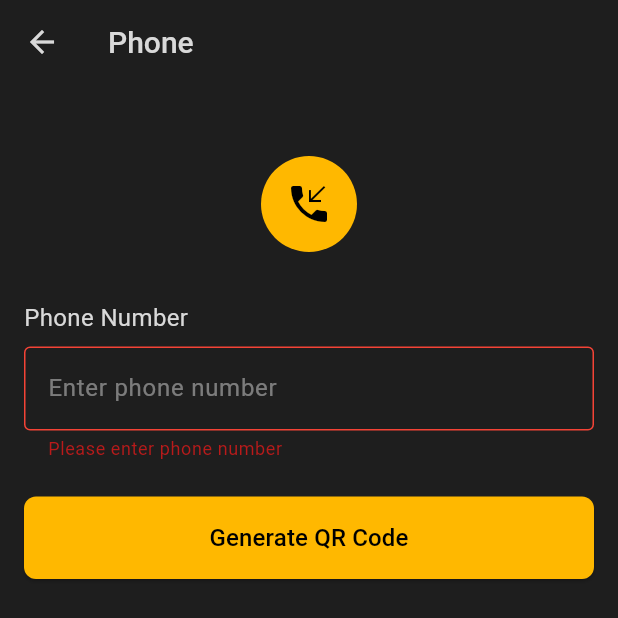
After one commit to GulayAdgzl/GenerateQr, a Flutter app: the TelephoneQrPage screen opened directly, after a tap on "Generate QR Code", on a phone screen of 412 x 824 dp. The commit adds this screen. Shown: the top 618 px of the screen. Run offline on Flutter 3.47's test engine with Material 3 defaults, Android fonts, the phone set to English and light mode, and no system bars; our stand-ins replace font_awesome_flutter, qr_flutter.

Commit message:
Add TelephoneQrPage for generating QR codes from phone numbers

```diff
--- a/generateqr/lib/view/generateqr/generate_qr_page.dart
+++ b/generateqr/lib/view/generateqr/generate_qr_page.dart
@@ -4,6 +4,7 @@ import 'package:generateqr/view/contactqr/contact_qr_page.dart';
 import 'package:generateqr/view/emailqr/email_qr_page.dart';
 import 'package:generateqr/view/eventqr/event_qr_page.dart';
 import 'package:generateqr/view/instagramqr/instagram_qr_page.dart';
+import 'package:generateqr/view/telephoneqr/telephone_qr_page.dart';
 import 'package:generateqr/view/textqr/text_qr_page.dart';
 import 'package:generateqr/view/twitterqr/twitter_qr_page.dart';
 import 'package:generateqr/view/websiteqr/website_qr.dart';
--- /dev/null
+++ b/generateqr/lib/view/telephoneqr/telephone_qr_page.dart
@@ -0,0 +1,193 @@
+import 'package:flutter/material.dart';
+import 'package:qr_flutter/qr_flutter.dart';
+
+class TelephoneQrPage extends StatefulWidget {
+  const TelephoneQrPage({super.key});
+
+  @override
+  State<TelephoneQrPage> createState() => _TelephoneQrPageState();
+}
+
+class _TelephoneQrPageState extends State<TelephoneQrPage> {
+  final TextEditingController _phoneController = TextEditingController();
+  String? qrData;
+  String? errorText;
+
+  @override
+  void dispose() {
+    _phoneController.dispose();
+    super.dispose();
+  }
+
+  bool isValidPhoneNumber(String phone) {
+    // Remove any spaces, dashes, or parentheses
+    final cleanPhone = phone.replaceAll(RegExp(r'[\s\-\(\)]'), '');
+    // Check if it starts with + and has 10-15 digits
+    return RegExp(r'^\+?\d{10,15}$').hasMatch(cleanPhone);
+  }
+
+  void generateQrCode() {
+    final phone = _phoneController.text.trim();
+
+    if (phone.isEmpty) {
+      setState(() {
+        errorText = 'Please enter phone number';
+        qrData = null;
+      });
+      return;
+    }
+
+    if (!isValidPhoneNumber(phone)) {
+      setState(() {
+        errorText = 'Please enter a valid phone number';
+        qrData = null;
+      });
+      return;
+    }
+
+    // Format phone number: remove any non-digit except + and ensure it starts with +
+    String formattedPhone = phone.replaceAll(RegExp(r'[^\d+]'), '');
+    if (!formattedPhone.startsWith('+')) {
+      formattedPhone = '+' + formattedPhone;
+    }
+
+    // Phone number format for QR code
+    setState(() {
+      errorText = null;
+      qrData = 'tel:$formattedPhone';
+    });
+  }
+
+  @override
+  Widget build(BuildContext context) {
+    return Scaffold(
+      backgroundColor: const Color(0xFF1E1E1E),
+      appBar: AppBar(
+        backgroundColor: Colors.transparent,
+        elevation: 0,
+        leading: IconButton(
+          icon: const Icon(
+            Icons.arrow_back,
+            color: Color(0xFFD9D9D9),
+          ),
+          onPressed: () => Navigator.pop(context),
+        ),
+        title: const Text(
+          'Phone',
+          style: TextStyle(
+            color: Color(0xFFD9D9D9),
+            fontSize: 20,
+            fontWeight: FontWeight.w500,
+          ),
+        ),
+      ),
+      body: SingleChildScrollView(
+        child: Padding(
+          padding: const EdgeInsets.all(16.0),
+          child: Column(
+            crossAxisAlignment: CrossAxisAlignment.stretch,
+            children: [
+              // Phone Icon
+              Container(
+                alignment: Alignment.center,
+                padding: const EdgeInsets.symmetric(vertical: 32),
+                child: Container(
+                  width: 64,
+                  height: 64,
+                  decoration: const BoxDecoration(
+                    shape: BoxShape.circle,
+                    color: Color(0xFFFFB800),
+                  ),
+                  child: const Icon(
+                    Icons.phone_callback,
+                    color: Colors.black,
+                    size: 32,
+                  ),
+                ),
+              ),
+
+              // Phone Number Input
+              const Text(
+                'Phone Number',
+                style: TextStyle(
+                  color: Color(0xFFD9D9D9),
+                  fontSize: 16,
+                ),
+              ),
+              const SizedBox(height: 8),
+              TextField(
+                controller: _phoneController,
+                style: const TextStyle(color: Color(0xFFD9D9D9)),
+                keyboardType: TextInputType.phone,
+                decoration: InputDecoration(
+                  hintText: 'Enter phone number',
+                  hintStyle: TextStyle(
+                    color: const Color(0xFFD9D9D9).withOpacity(0.5),
+                  ),
+                  errorText: errorText,
+                  enabledBorder: const OutlineInputBorder(
+                    borderSide: BorderSide(
+                      color: Color(0xFFFFB800),
+                      width: 1,
+                    ),
+                  ),
+                  focusedBorder: const OutlineInputBorder(
+                    borderSide: BorderSide(
+                      color: Color(0xFFFFB800),
+                      width: 2,
+                    ),
+                  ),
+                  errorBorder: const OutlineInputBorder(
+                    borderSide: BorderSide(
+                      color: Colors.red,
+                      width: 1,
+                    ),
+                  ),
+                  focusedErrorBorder: const OutlineInputBorder(
+                    borderSide: BorderSide(
+                      color: Colors.red,
+                      width: 2,
+                    ),
+                  ),
+                ),
+              ),
+              const SizedBox(height: 24),
+
+              // Generate Button
+              ElevatedButton(
+                onPressed: generateQrCode,
+                style: ElevatedButton.styleFrom(
+                  backgroundColor: const Color(0xFFFFB800),
+                  padding: const EdgeInsets.symmetric(vertical: 16),
+                  shape: RoundedRectangleBorder(
+                    borderRadius: BorderRadius.circular(8),
+                  ),
+                ),
+                child: const Text(
+                  'Generate QR Code',
+                  style: TextStyle(
+                    color: Colors.black,
+                    fontSize: 16,
+                    fontWeight: FontWeight.w500,
+                  ),
+                ),
+              ),
+
+              // QR Code Display
+              if (qrData != null && qrData!.isNotEmpty)
+                Padding(
+                  padding: const EdgeInsets.only(top: 32.0),
+                  child: QrImageView(
+                    data: qrData!,
+                    version: QrVersions.auto,
+                    size: 200,
+                    backgroundColor: Colors.white,
+                  ),
+                ),
+            ],
+          ),
+        ),
+      ),
+    );
+  }
+}
```
